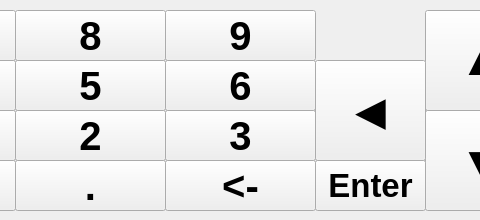
Qt form src/keyboardnumeric.ui (krontech/chronos-cam-app) before a commit; both pictures show x 145 to 625 and y 0 to 220 of the 800 by 220 pixel window.
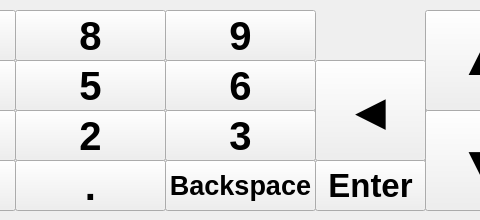
The same form after that commit.

Commit message: Changed the backpace key text from <- to Backspace

```diff
--- a/src/keyboardnumeric.ui
+++ b/src/keyboardnumeric.ui
@@ -240,14 +240,14 @@
    </property>
    <property name="font">
     <font>
-     <pointsize>30</pointsize>
+     <pointsize>20</pointsize>
      <weight>75</weight>
      <italic>false</italic>
      <bold>true</bold>
     </font>
    </property>
    <property name="text">
-    <string>&lt;-</string>
+    <string>Backspace</string>
    </property>
   </widget>
   <widget class="QPushButton" name="num9">
```
